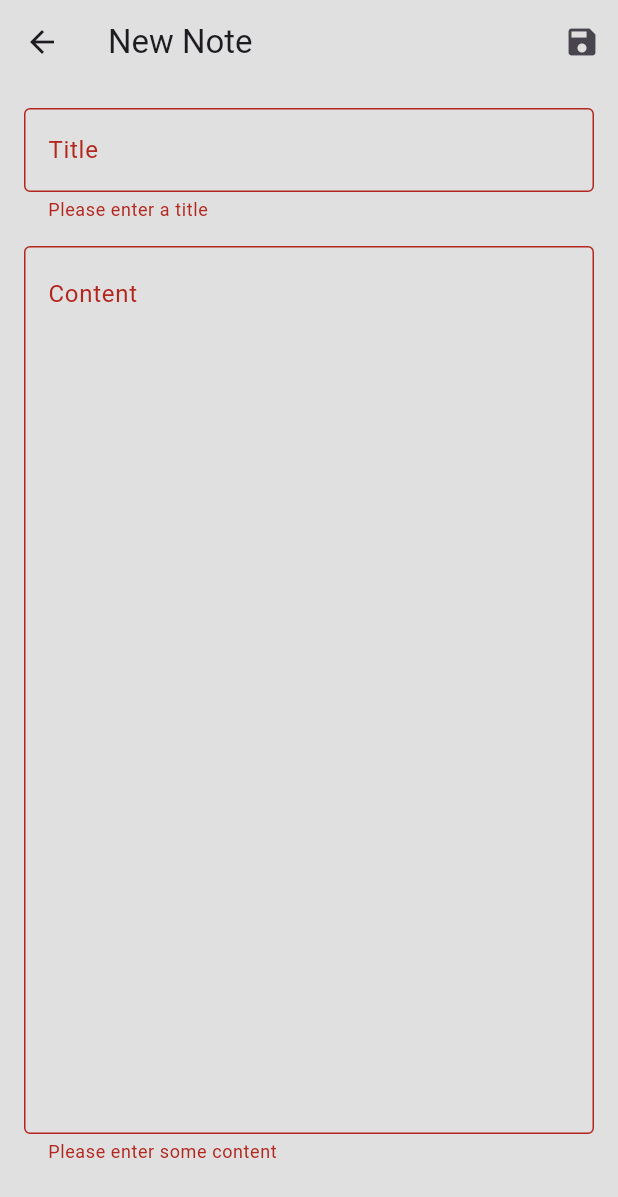
After one commit to lucaronz88/notes_app_supabase, a Flutter app: the EditNoteScreen screen opened by its route, after a tap on the "save" icon, on a phone screen of 412 x 824 dp. The commit adds this screen. Shown: the top 1197 px of the screen. Run offline on Flutter 3.47's test engine with Material 3 defaults, Android fonts, the phone set to English and light mode, and no system bars; our stand-ins replace flutter_dotenv, supabase_flutter; accounts and stored records are empty.

Commit message:
Added edit note screen

```diff
--- a/lib/main.dart
+++ b/lib/main.dart
@@ -1,5 +1,6 @@
 import 'package:flutter/material.dart';
 import 'package:flutter_dotenv/flutter_dotenv.dart';
+import 'package:notes_app_supabase/screens/edit_note_screen.dart';
 import 'package:notes_app_supabase/screens/login_screen.dart';
 import 'package:notes_app_supabase/screens/notes_screen.dart';
 import 'package:notes_app_supabase/screens/register_screen.dart';
@@ -52,7 +53,7 @@ class MyApp extends StatelessWidget {
         '/login': (context) => const LoginScreen(),
         '/register': (context) => const RegisterScreen(),
         '/notes': (context) => const NotesScreen(),
-        // '/edit_note': (context) => EditNoteScreen(),
+        '/edit_note': (context) => const EditNoteScreen(),
       },
     );
   }
--- /dev/null
+++ b/lib/screens/edit_note_screen.dart
@@ -0,0 +1,218 @@
+import 'package:flutter/material.dart';
+import 'package:notes_app_supabase/components/my_textformfield.dart';
+import 'package:notes_app_supabase/database/note_database.dart';
+import 'package:notes_app_supabase/services/auth_service.dart';
+
+class EditNoteScreen extends StatefulWidget {
+  const EditNoteScreen({super.key});
+
+  @override
+  State<EditNoteScreen> createState() => _EditNoteScreenState();
+}
+
+class _EditNoteScreenState extends State<EditNoteScreen> {
+  // get auth service and note database service
+  final _noteDatabase = NoteDatabase();
+
+  // get current user id
+  final String _userId = AuthService().currentUser!.id;
+
+  // text controllers
+  final _formKey = GlobalKey<FormState>();
+  final _titleController = TextEditingController();
+  final _contentController = TextEditingController();
+
+  // _isLoading for state transition
+  bool _isLoading = false;
+
+  // _isNewNote to tell if it's to create a new note or update note
+  bool _isNewNote = true;
+
+  // for note id
+  String? _noteId;
+
+  // show error message when something wrong
+  String? _errorMessage;
+
+  // method to fetch note data by note id
+  Future<void> _loadNote(String id) async {
+    setState(() {
+      _isLoading = true;
+      _errorMessage = null;
+    });
+
+    // try to fetch data from database
+    try {
+      final note = await _noteDatabase.getNote(id, _userId);
+      setState(() {
+        _titleController.text = note.title;
+        _contentController.text = note.content;
+      });
+    }
+    // catch any errors
+    catch (e) {
+      setState(() {
+        _errorMessage = "Failed to load note: ${e.toString()}";
+      });
+    }
+    // set back _isLoading to false when operation done
+    finally {
+      setState(() {
+        _isLoading = false;
+      });
+    }
+  }
+
+  // method to update note
+  Future<void> _saveNote() async {
+    if (_formKey.currentState!.validate()) {
+      setState(() {
+        _isLoading = true;
+        _errorMessage = null;
+      });
+
+      // try to insert/update database
+      try {
+        // create a new note
+        if (_isNewNote) {
+          await _noteDatabase.createNote(
+            _titleController.text.trim(),
+            _contentController.text.trim(),
+            _userId,
+          );
+        }
+        // update a note
+        else {
+          await _noteDatabase.updateNote(
+            _noteId!,
+            _titleController.text.trim(),
+            _contentController.text.trim(),
+            _userId,
+          );
+        }
+
+        // navigate back to previous screen
+        if (!mounted) return;
+        Navigator.pop(context);
+      }
+      // catch any errors..
+      catch (e) {
+        setState(() {
+          _errorMessage = "Failed to save note: ${e.toString()}";
+        });
+      }
+      // set back _isLoading to false when operation done
+      finally {
+        setState(() {
+          _isLoading = false;
+        });
+      }
+    }
+  }
+
+  // get note id from note screen
+  @override
+  void didChangeDependencies() {
+    super.didChangeDependencies();
+    // get note id
+    _noteId = ModalRoute.of(context)?.settings.arguments as String?;
+    // check if we received a note id (meaning we're editing an existing note)
+    // AND checks if _isNewNote is true (meaning we haven't already loaded the note)
+    if (_noteId != null && _isNewNote) {
+      // to mark that we're editing an existing note
+      _isNewNote = false;
+      // fetch note data
+      _loadNote(_noteId!);
+    }
+  }
+
+  // dispose text controllers when it's done
+  @override
+  void dispose() {
+    _titleController.dispose();
+    _contentController.dispose();
+    super.dispose();
+  }
+
+  @override
+  Widget build(BuildContext context) {
+    return Scaffold(
+      backgroundColor: Colors.grey.shade300,
+      appBar: AppBar(
+        backgroundColor: Colors.transparent,
+        elevation: 0,
+        title: Text(_isNewNote ? "New Note" : "Edit Note"),
+        actions: [
+          IconButton(
+            icon: const Icon(Icons.save),
+            onPressed: _isLoading ? null : _saveNote,
+          ),
+        ],
+      ),
+      body:
+          // check if it's loading
+          _isLoading && !_isNewNote
+              ?
+              // show progress indicator
+              const Center(child: CircularProgressIndicator())
+              :
+              // check if any error message
+              _errorMessage != null
+              ?
+              // show error message
+              Center(child: Text(_errorMessage!))
+              :
+              // show text form
+              Padding(
+                padding: const EdgeInsets.all(16),
+                child: Form(
+                  key: _formKey,
+                  child: Column(
+                    crossAxisAlignment: CrossAxisAlignment.stretch,
+                    children: [
+                      // title field
+                      TextFormField(
+                        controller: _titleController,
+                        decoration: const InputDecoration(
+                          labelText: "Title",
+                          border: OutlineInputBorder(),
+                        ),
+                        validator: (value) {
+                          if (value == null || value.isEmpty) {
+                            return "Please enter a title";
+                          }
+                          return null;
+                        },
+                      ),
+
+                      const SizedBox(height: 16),
+
+                      // content field
+                      Expanded(
+                        child: TextFormField(
+                          controller: _contentController,
+                          decoration: const InputDecoration(
+                            labelText: "Content",
+                            border: OutlineInputBorder(),
+                            alignLabelWithHint: true,
+                          ),
+                          maxLines: null,
+                          expands: true,
+                          textAlignVertical: TextAlignVertical.top,
+                          validator: (value) {
+                            if (value == null || value.isEmpty) {
+                              return "Please enter some content";
+                            }
+                            return null;
+                          },
+                        ),
+                      ),
+
+                      const SizedBox(height: 32),
+                    ],
+                  ),
+                ),
+              ),
+    );
+  }
+}
--- a/lib/screens/notes_screen.dart
+++ b/lib/screens/notes_screen.dart
@@ -69,6 +69,7 @@ class _NotesScreenState extends State<NotesScreen> {
     try {
       await _noteDatabase.deleteNote(id, _userId);
       _loadNotes();
+      if (!mounted) return;
       ScaffoldMessenger.of(context).showSnackBar(
         const SnackBar(content: Text("Note deleted successfully")),
       );
```
